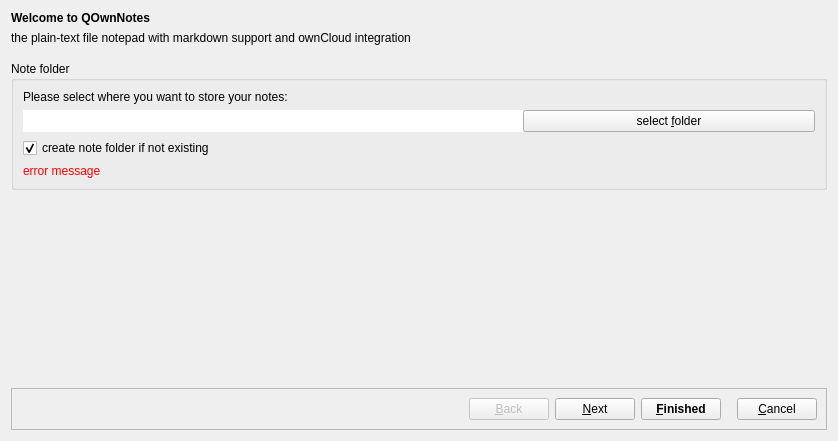
This is src/dialogs/welcomedialog.ui in pbek/QOwnNotes as Qt 5 draws it before an edit. The edited form follows.
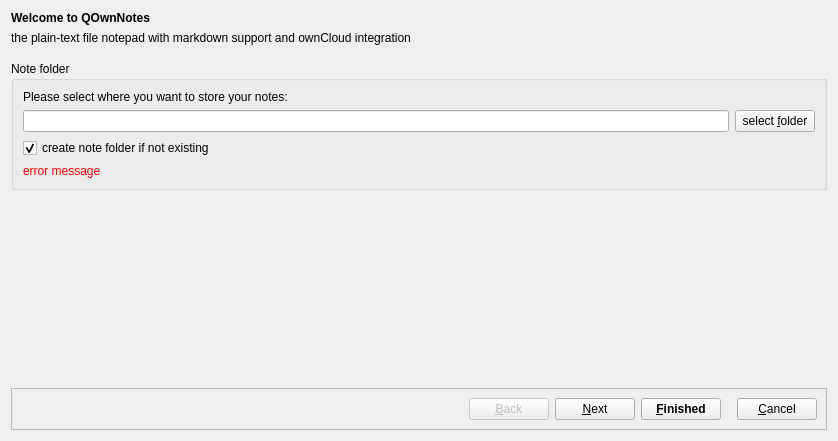
This is the edited form. Icons and pictures are not drawn.

Commit message: fixed the background color in the note folder text edit on the welcome screen for dark mode themes

```diff
--- a/src/dialogs/welcomedialog.ui
+++ b/src/dialogs/welcomedialog.ui
@@ -197,9 +197,6 @@
              <enum>QFrame::Raised</enum>
             </property>
             <layout class="QHBoxLayout" name="horizontalLayout_2">
-             <property name="spacing">
-              <number>0</number>
-             </property>
              <property name="leftMargin">
               <number>0</number>
              </property>
@@ -213,27 +210,9 @@
               <number>0</number>
              </property>
              <item>
-              <widget class="QLabel" name="noteFolderLabel">
-               <property name="minimumSize">
-                <size>
-                 <width>500</width>
-                 <height>0</height>
-                </size>
-               </property>
-               <property name="styleSheet">
-                <string notr="true">QLabel {background-color: white;}</string>
-               </property>
-               <property name="text">
-                <string/>
-               </property>
-               <property name="wordWrap">
-                <bool>false</bool>
-               </property>
-               <property name="margin">
-                <number>4</number>
-               </property>
-               <property name="textInteractionFlags">
-                <set>Qt::LinksAccessibleByMouse|Qt::TextSelectableByMouse</set>
+              <widget class="QLineEdit" name="noteFolderLineEdit">
+               <property name="readOnly">
+                <bool>true</bool>
                </property>
               </widget>
              </item>
```
Left out of the diff: 20 changed lines with no effect on the pictures. The commit also changes 4 other files.
